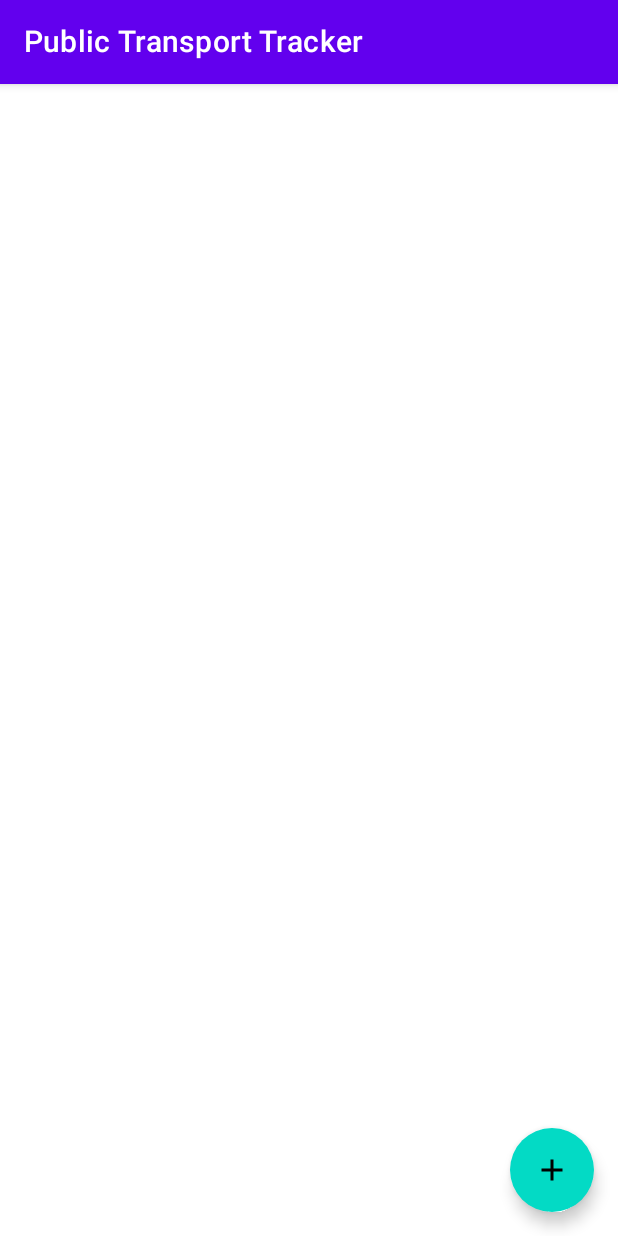
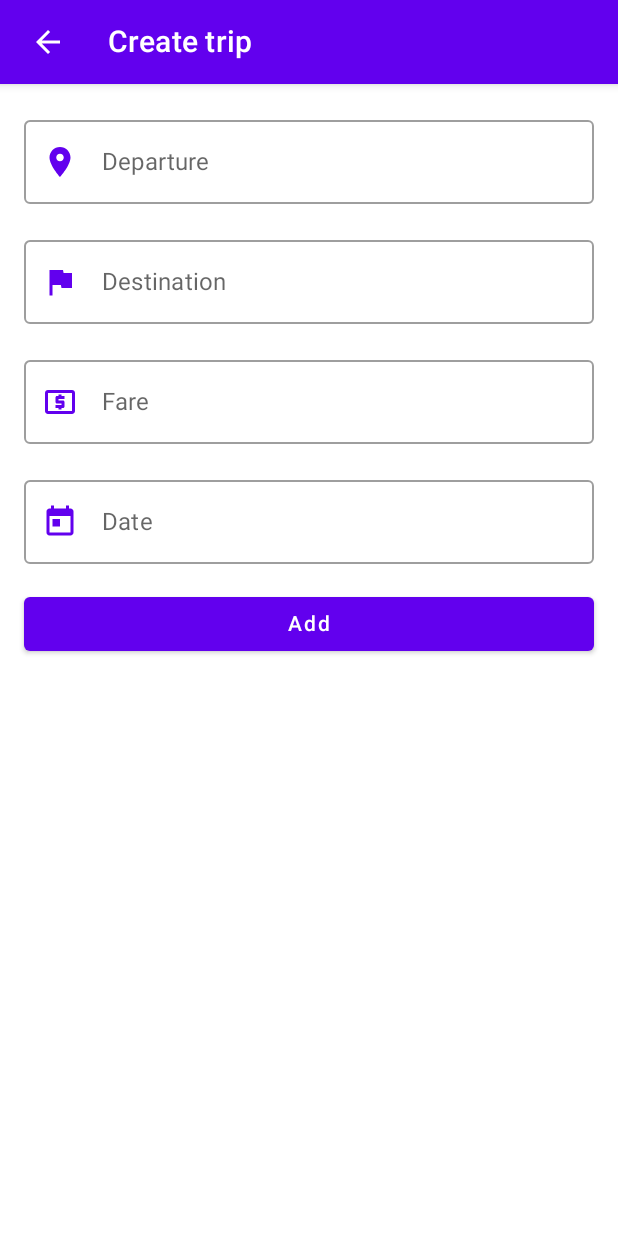
Before and after one commit to patloew/OeffiTracker, an Android app built with Jetpack Compose: the screen it shows after launch (ListActivity before the commit, CreateActivity after it), after a tap on "Add", on a phone screen of 412 x 824 dp. Run offline under Robolectric (Android 15) with nearby library versions, the phone set to English and light mode, and no system bars; our stand-ins replace Room's generated code, paging.

Commit message:
Add simple create trip screen

```diff
--- a/app/src/main/AndroidManifest.xml
+++ b/app/src/main/AndroidManifest.xml
@@ -24,6 +24,11 @@
 
         </activity>
 
+        <activity
+            android:name=".ui.create.CreateActivity"
+            android:label="@string/toolbar_title_create"
+            android:theme="@style/Theme.OeffiTracker.NoActionBar" />
+
     </application>
 
 </manifest>
--- a/app/src/main/java/com/patloew/oeffitracker/injection/Koin.kt
+++ b/app/src/main/java/com/patloew/oeffitracker/injection/Koin.kt
@@ -3,6 +3,7 @@ package com.patloew.oeffitracker.injection
 import androidx.room.Room
 import com.patloew.oeffitracker.BuildConfig
 import com.patloew.oeffitracker.data.AppDatabase
+import com.patloew.oeffitracker.ui.create.CreateViewModel
 import com.patloew.oeffitracker.ui.list.ListViewModel
 import org.koin.androidx.viewmodel.dsl.viewModel
 import org.koin.dsl.module
@@ -30,4 +31,5 @@ val appModule = module {
     single { get<AppDatabase>().tripDao() }
 
     viewModel { ListViewModel(get()) }
+    viewModel { CreateViewModel(get()) }
 }
--- /dev/null
+++ b/app/src/main/java/com/patloew/oeffitracker/ui/create/CreateActivity.kt
@@ -0,0 +1,269 @@
+package com.patloew.oeffitracker.ui.create
+
+import android.app.Activity
+import android.content.Context
+import android.content.Intent
+import android.os.Bundle
+import androidx.activity.compose.setContent
+import androidx.activity.result.contract.ActivityResultContract
+import androidx.compose.foundation.clickable
+import androidx.compose.foundation.layout.*
+import androidx.compose.foundation.rememberScrollState
+import androidx.compose.foundation.text.KeyboardOptions
+import androidx.compose.foundation.verticalScroll
+import androidx.compose.material.*
+import androidx.compose.material.icons.Icons
+import androidx.compose.material.icons.filled.ArrowBack
+import androidx.compose.material.icons.filled.Place
+import androidx.compose.runtime.*
+import androidx.compose.ui.Modifier
+import androidx.compose.ui.res.painterResource
+import androidx.compose.ui.res.stringResource
+import androidx.compose.ui.text.input.KeyboardType
+import androidx.compose.ui.text.input.TextFieldValue
+import androidx.compose.ui.tooling.preview.Preview
+import androidx.compose.ui.unit.dp
+import androidx.fragment.app.FragmentActivity
+import androidx.lifecycle.*
+import com.google.android.material.datepicker.CalendarConstraints
+import com.google.android.material.datepicker.DateValidatorPointBackward
+import com.google.android.material.datepicker.MaterialDatePicker
+import com.patloew.oeffitracker.R
+import com.patloew.oeffitracker.data.model.Trip
+import com.patloew.oeffitracker.data.repository.TripDao
+import com.patloew.oeffitracker.ui.PreviewTheme
+import com.patloew.oeffitracker.ui.theme.OeffiTrackerTheme
+import kotlinx.coroutines.channels.Channel
+import kotlinx.coroutines.flow.Flow
+import kotlinx.coroutines.flow.MutableStateFlow
+import kotlinx.coroutines.flow.collect
+import kotlinx.coroutines.flow.receiveAsFlow
+import kotlinx.coroutines.launch
+import org.koin.androidx.viewmodel.ext.android.viewModel
+import java.security.SecureRandom
+import java.time.LocalDate
+
+/* Copyright 2021 Patrick Löwenstein
+ *
+ * Licensed under the Apache License, Version 2.0 (the "License");
+ * you may not use this file except in compliance with the License.
+ * You may obtain a copy of the License at
+ *
+ *    http://www.apache.org/licenses/LICENSE-2.0
+ *
+ * Unless required by applicable law or agreed to in writing, software
+ * distributed under the License is distributed on an "AS IS" BASIS,
+ * WITHOUT WARRANTIES OR CONDITIONS OF ANY KIND, either express or implied.
+ * See the License for the specific language governing permissions and
+ * limitations under the License. */
+
+class CreateActivity : FragmentActivity() {
+
+    object Contract : ActivityResultContract<Unit, Boolean>() {
+        override fun createIntent(context: Context, input: Unit): Intent =
+            Intent(context, CreateActivity::class.java)
+
+        override fun parseResult(resultCode: Int, intent: Intent?): Boolean =
+            resultCode == Activity.RESULT_OK
+    }
+
+    private val viewModel: CreateViewModel by viewModel()
+
+    override fun onCreate(savedInstanceState: Bundle?) {
+        super.onCreate(savedInstanceState)
+
+        setContent {
+            OeffiTrackerTheme {
+                CreateScreen(
+                    navigationAction = { finish() },
+                    onDateClick = {
+                        MaterialDatePicker.Builder.datePicker()
+                            .setTitleText("")
+                            .setSelection(System.currentTimeMillis())
+                            .setCalendarConstraints(
+                                CalendarConstraints.Builder().setValidator(DateValidatorPointBackward.now()).build()
+                            )
+                            .build()
+                            .show(supportFragmentManager, null)
+                    },
+                    onCreateClick = { viewModel.onCreate() },
+                    viewModel
+                )
+            }
+        }
+
+        lifecycleScope.launch {
+            viewModel.finishEvent.flowWithLifecycle(lifecycle, Lifecycle.State.STARTED)
+                .collect {
+                    setResult(Activity.RESULT_OK)
+                    finish()
+                }
+        }
+    }
+}
+
+@Composable
+fun CreateScreen(
+    navigationAction: () -> Unit,
+    onDateClick: () -> Unit,
+    onCreateClick: () -> Unit,
+    viewModel: CreateViewModel
+) {
+    val scaffoldState = rememberScaffoldState()
+
+    Surface(color = MaterialTheme.colors.background) {
+        Scaffold(
+            scaffoldState = scaffoldState,
+            topBar = {
+                TopAppBar(
+                    title = { Text(stringResource(id = R.string.toolbar_title_create)) },
+                    navigationIcon = {
+                        Icon(
+                            Icons.Filled.ArrowBack,
+                            stringResource(id = R.string.action_back),
+                            tint = MaterialTheme.colors.onPrimary,
+                            modifier = Modifier
+                                .clickable { navigationAction() }
+                                .padding(16.dp)
+                        )
+                    }
+                )
+            },
+            content = { CreateContent(onDateClick, onCreateClick, viewModel.startCity, viewModel.endCity) }
+        )
+    }
+}
+
+@Composable
+fun CreateContent(
+    onDateClick: () -> Unit,
+    onCreateClick: () -> Unit,
+    startCityStateFlow: MutableStateFlow<String>,
+    endCityStateFlow: MutableStateFlow<String>,
+) {
+    Column(
+        modifier = Modifier
+            .fillMaxSize()
+            .padding(16.dp)
+            .verticalScroll(rememberScrollState())
+    ) {
+        var fare by remember { mutableStateOf(TextFieldValue()) }
+        var date by remember { mutableStateOf(TextFieldValue()) }
+
+        OutlinedTextField(
+            modifier = Modifier.fillMaxWidth(),
+            value = startCityStateFlow.collectAsState().value,
+            onValueChange = { startCityStateFlow.value = it },
+            maxLines = 1,
+            leadingIcon = {
+                Icon(
+                    Icons.Filled.Place,
+                    stringResource(id = R.string.accessibility_icon_place),
+                    tint = MaterialTheme.colors.primary
+                )
+            },
+            label = { Text(stringResource(id = R.string.label_start_city)) }
+        )
+
+        OutlinedTextField(
+            modifier = Modifier
+                .fillMaxWidth()
+                .padding(top = 16.dp),
+            value = endCityStateFlow.collectAsState().value,
+            onValueChange = { endCityStateFlow.value = it },
+            maxLines = 1,
+            leadingIcon = {
+                Icon(
+                    painterResource(id = R.drawable.ic_flag),
+                    stringResource(id = R.string.accessibility_icon_place),
+                    tint = MaterialTheme.colors.primary
+                )
+            },
+            label = { Text(stringResource(id = R.string.label_end_city)) }
+        )
+
+        OutlinedTextField(
+            modifier = Modifier
+                .fillMaxWidth()
+                .padding(top = 16.dp),
+            value = fare,
+            onValueChange = { fare = it },
+            maxLines = 1,
+            keyboardOptions = KeyboardOptions(keyboardType = KeyboardType.Number),
+            leadingIcon = {
+                Icon(
+                    painterResource(id = R.drawable.ic_fare),
+                    stringResource(id = R.string.accessibility_icon_place),
+                    tint = MaterialTheme.colors.primary
+                )
+            },
+            label = { Text(stringResource(id = R.string.label_fare)) }
+        )
+
+        Box(modifier = Modifier.padding(top = 16.dp)) {
+            OutlinedTextField(
+                modifier = Modifier.fillMaxWidth(),
+                value = date,
+                onValueChange = { date = it },
+                maxLines = 1,
+                keyboardOptions = KeyboardOptions(keyboardType = KeyboardType.Number),
+                leadingIcon = {
+                    Icon(
+                        painterResource(id = R.drawable.ic_calendar),
+                        stringResource(id = R.string.accessibility_icon_place),
+                        tint = MaterialTheme.colors.primary
+                    )
+                },
+                label = { Text(stringResource(id = R.string.label_date)) }
+            )
+
+            Box(modifier = Modifier
+                .matchParentSize()
+                .clickable { onDateClick() })
+
+
+        }
+
+        Button(
+            onClick = { onCreateClick() },
+            Modifier
+                .fillMaxWidth()
+                .padding(top = 16.dp)
+        ) { Text(stringResource(id = R.string.button_add)) }
+    }
+
+}
+
+@Preview(showBackground = true)
+@Composable
+fun CreatePreview() {
+    PreviewTheme {
+        CreateContent({ }, { }, MutableStateFlow(""), MutableStateFlow(""))
+    }
+}
+
+class CreateViewModel(
+    private val tripDao: TripDao
+) : ViewModel() {
+
+    val startCity: MutableStateFlow<String> = MutableStateFlow("")
+    val endCity: MutableStateFlow<String> = MutableStateFlow("")
+
+    private val finishChannel: Channel<Unit> = Channel(Channel.CONFLATED)
+    val finishEvent: Flow<Unit> = finishChannel.receiveAsFlow()
+
+    fun onCreate() {
+        viewModelScope.launch {
+            tripDao.update(
+                Trip(
+                    startCity = startCity.value,
+                    endCity = endCity.value,
+                    price = SecureRandom().nextInt(10000),
+                    date = LocalDate.now(),
+                    createdTimestamp = System.currentTimeMillis()
+                )
+            )
+            finishChannel.send(Unit)
+        }
+    }
+}
--- a/app/src/main/java/com/patloew/oeffitracker/ui/list/ListActivity.kt
+++ b/app/src/main/java/com/patloew/oeffitracker/ui/list/ListActivity.kt
@@ -2,12 +2,16 @@ package com.patloew.oeffitracker.ui.list
 
 import android.os.Bundle
 import androidx.activity.ComponentActivity
+import androidx.activity.compose.rememberLauncherForActivityResult
 import androidx.activity.compose.setContent
 import androidx.compose.foundation.lazy.LazyColumn
+import androidx.compose.foundation.lazy.LazyListState
+import androidx.compose.foundation.lazy.rememberLazyListState
 import androidx.compose.material.*
 import androidx.compose.material.icons.Icons
 import androidx.compose.material.icons.filled.Add
 import androidx.compose.runtime.Composable
+import androidx.compose.runtime.rememberCoroutineScope
 import androidx.compose.ui.res.stringResource
 import androidx.compose.ui.tooling.preview.Preview
 import androidx.lifecycle.ViewModel
@@ -21,6 +25,7 @@ import com.patloew.oeffitracker.R
 import com.patloew.oeffitracker.data.model.Trip
 import com.patloew.oeffitracker.data.repository.TripDao
 import com.patloew.oeffitracker.ui.PreviewTheme
+import com.patloew.oeffitracker.ui.create.CreateActivity
 import com.patloew.oeffitracker.ui.theme.OeffiTrackerTheme
 import kotlinx.coroutines.flow.Flow
 import kotlinx.coroutines.flow.flowOf
@@ -52,23 +57,27 @@ class ListActivity : ComponentActivity() {
 
         setContent {
             OeffiTrackerTheme {
-                MainContent(viewModel.trips, viewModel::addTrips)
+                MainContent(viewModel.trips)
             }
         }
     }
 }
 
 @Composable
-fun MainContent(trips: Flow<PagingData<Trip>>, onFabClick: () -> Unit) {
+fun MainContent(trips: Flow<PagingData<Trip>>) {
+    val coroutineScope = rememberCoroutineScope()
     val scaffoldState = rememberScaffoldState()
+    val listState = rememberLazyListState()
+    val createTripLauncher = rememberLauncherForActivityResult(contract = CreateActivity.Contract) { created ->
+        if (created) coroutineScope.launch { listState.animateScrollToItem(0) }
+    }
 
-    // A surface container using the 'background' color from the theme
     Surface(color = MaterialTheme.colors.background) {
         Scaffold(
             scaffoldState = scaffoldState,
             topBar = { TopAppBar(title = { Text(stringResource(id = R.string.app_name)) }) },
             floatingActionButton = {
-                FloatingActionButton(onClick = onFabClick) {
+                FloatingActionButton(onClick = { createTripLauncher.launch(Unit) }) {
                     Icon(
                         Icons.Filled.Add,
                         stringResource(id = R.string.accessibility_icon_add),
@@ -76,15 +85,15 @@ fun MainContent(trips: Flow<PagingData<Trip>>, onFabClick: () -> Unit) {
                     )
                 }
             },
-            content = { TripList(trips) }
+            content = { TripList(trips, listState) }
         )
     }
 }
 
 @Composable
-fun TripList(trips: Flow<PagingData<Trip>>) {
+fun TripList(trips: Flow<PagingData<Trip>>, listState: LazyListState) {
     val lazyTripItems = trips.collectAsLazyPagingItems()
-    LazyColumn {
+    LazyColumn(state = listState) {
         items(items = lazyTripItems, key = { it.id }) { trip ->
             TripRow(trip)
             Divider()
@@ -104,7 +113,8 @@ fun ListPreview() {
                         Trip("Linz", "Graz", 1500, LocalDate.now(), 0)
                     )
                 )
-            )
+            ),
+            rememberLazyListState()
         )
     }
 }
--- a/app/src/main/java/com/patloew/oeffitracker/ui/list/ListItem.kt
+++ b/app/src/main/java/com/patloew/oeffitracker/ui/list/ListItem.kt
@@ -12,6 +12,7 @@ import androidx.compose.material.icons.filled.Place
 import androidx.compose.runtime.Composable
 import androidx.compose.ui.Modifier
 import androidx.compose.ui.draw.clip
+import androidx.compose.ui.res.painterResource
 import androidx.compose.ui.res.stringResource
 import androidx.compose.ui.text.font.FontWeight
 import androidx.compose.ui.text.style.TextAlign
@@ -63,7 +64,7 @@ fun TripRow(trip: Trip?) {
                         start.linkTo(parent.start)
                         top.linkTo(parent.top)
                     }
-                    .padding(bottom = 0.5.dp),
+                    .padding(bottom = 1.dp),
                 tint = MaterialTheme.colors.primary
             )
 
@@ -99,15 +100,14 @@ fun TripRow(trip: Trip?) {
             )
 
             Icon(
-                Icons.Filled.Place,
+                painterResource(id = R.drawable.ic_flag),
                 stringResource(id = R.string.accessibility_icon_place),
                 Modifier
                     .constrainAs(endIcon) {
                         start.linkTo(startIcon.start)
                         top.linkTo(line.bottom)
                         bottom.linkTo(parent.bottom)
-                    }
-                    .padding(top = 0.5.dp),
+                    },
                 tint = MaterialTheme.colors.primary
             )
 
@@ -167,7 +167,7 @@ fun TripRow(trip: Trip?) {
                         start.linkTo(parent.start)
                         top.linkTo(parent.top)
                     }
-                    .padding(bottom = 0.5.dp),
+                    .padding(bottom = 1.dp),
                 tint = MaterialTheme.colors.primary
             )
 
@@ -185,15 +185,14 @@ fun TripRow(trip: Trip?) {
             )
 
             Icon(
-                Icons.Filled.Place,
+                painterResource(id = R.drawable.ic_flag),
                 stringResource(id = R.string.accessibility_icon_place),
                 Modifier
                     .constrainAs(endIcon) {
                         start.linkTo(startIcon.start)
                         top.linkTo(line.bottom)
                         bottom.linkTo(parent.bottom)
-                    }
-                    .padding(top = 0.5.dp),
+                    },
                 tint = MaterialTheme.colors.primary
             )
         }
--- /dev/null
+++ b/app/src/main/res/drawable/ic_calendar.xml
@@ -0,0 +1,10 @@
+<vector xmlns:android="http://schemas.android.com/apk/res/android"
+    android:width="24dp"
+    android:height="24dp"
+    android:viewportWidth="24"
+    android:viewportHeight="24"
+    android:tint="?attr/colorControlNormal">
+  <path
+      android:fillColor="@android:color/white"
+      android:pathData="M19,3h-1L18,1h-2v2L8,3L8,1L6,1v2L5,3c-1.11,0 -1.99,0.9 -1.99,2L3,19c0,1.1 0.89,2 2,2h14c1.1,0 2,-0.9 2,-2L21,5c0,-1.1 -0.9,-2 -2,-2zM19,19L5,19L5,8h14v11zM7,10h5v5L7,15z"/>
+</vector>
--- /dev/null
+++ b/app/src/main/res/drawable/ic_fare.xml
@@ -0,0 +1,10 @@
+<vector xmlns:android="http://schemas.android.com/apk/res/android"
+    android:width="24dp"
+    android:height="24dp"
+    android:viewportWidth="24"
+    android:viewportHeight="24"
+    android:tint="?attr/colorControlNormal">
+  <path
+      android:fillColor="@android:color/white"
+      android:pathData="M11,17h2v-1h1c0.55,0 1,-0.45 1,-1v-3c0,-0.55 -0.45,-1 -1,-1h-3v-1h4L15,8h-2L13,7h-2v1h-1c-0.55,0 -1,0.45 -1,1v3c0,0.55 0.45,1 1,1h3v1L9,14v2h2v1zM20,4L4,4c-1.11,0 -1.99,0.89 -1.99,2L2,18c0,1.11 0.89,2 2,2h16c1.11,0 2,-0.89 2,-2L22,6c0,-1.11 -0.89,-2 -2,-2zM20,18L4,18L4,6h16v12z"/>
+</vector>
--- /dev/null
+++ b/app/src/main/res/drawable/ic_flag.xml
@@ -0,0 +1,10 @@
+<vector xmlns:android="http://schemas.android.com/apk/res/android"
+    android:width="24dp"
+    android:height="24dp"
+    android:viewportWidth="24"
+    android:viewportHeight="24"
+    android:tint="?attr/colorControlNormal">
+  <path
+      android:fillColor="@android:color/white"
+      android:pathData="M14.4,6L14,4H5v17h2v-7h5.6l0.4,2h7V6z"/>
+</vector>
--- a/app/src/main/res/values/strings.xml
+++ b/app/src/main/res/values/strings.xml
@@ -2,4 +2,11 @@
     <string name="app_name">Public Transport Tracker</string>
     <string name="accessibility_icon_place">Place</string>
     <string name="accessibility_icon_add">Add</string>
+    <string name="toolbar_title_create">Create trip</string>
+    <string name="label_start_city">Departure</string>
+    <string name="label_end_city">Destination</string>
+    <string name="label_fare">Fare</string>
+    <string name="action_back">Back</string>
+    <string name="label_date">Date</string>
+    <string name="button_add">Add</string>
 </resources>
```
Also changed, not shown: 1 other file.
